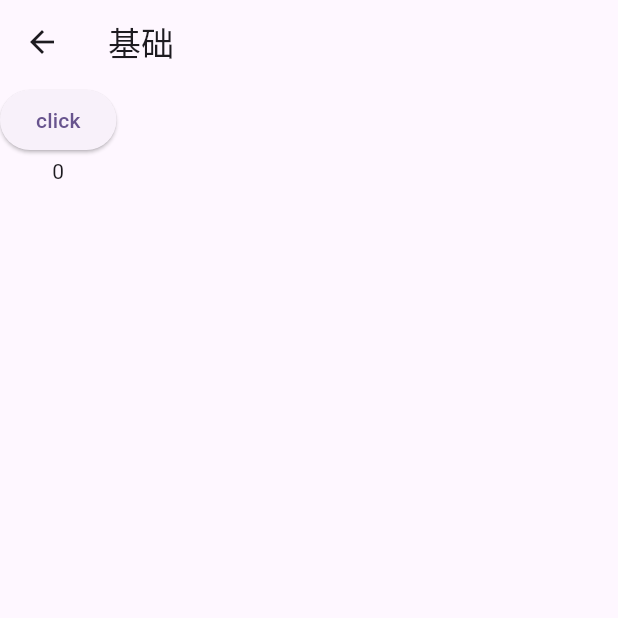
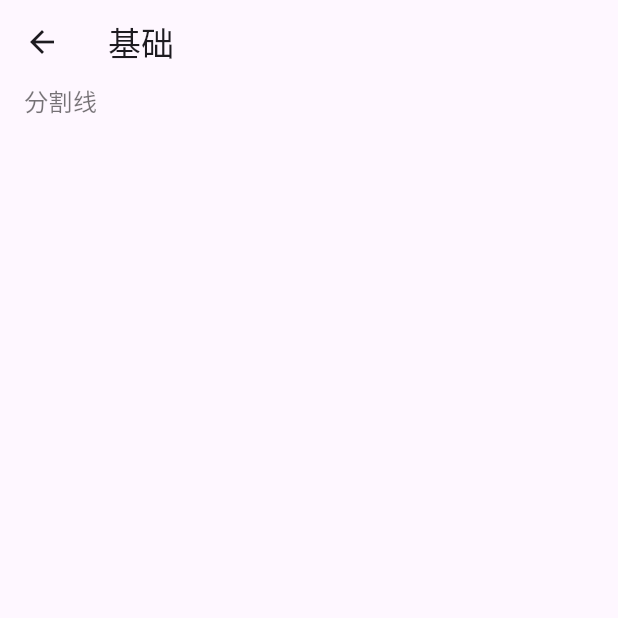
Before and after one commit to StanleyCocos/TradeHub, a Flutter app: the screen it shows after launch, after a tap on "基础", on a phone screen of 412 x 824 dp, the top half of it. Run offline on Flutter 3.47's test engine with Material 3 defaults, Android fonts, the phone set to English and light mode, and no system bars; our stand-ins replace flutter_screenutil, get; missing offline and left inert: dart:ffi.

Commit message:
添加分割线组件、虚线组件

```diff
--- a/example/lib/main.dart
+++ b/example/lib/main.dart
@@ -1,7 +1,8 @@
+import 'package:example/pages/base/base_page.dart';
+import 'package:example/pages/base/divider_page.dart';
 import 'package:flutter/material.dart';
 import 'package:get/get.dart';
 
-import 'pages/base_page.dart';
 import 'pages/show/countdown_page.dart';
 import 'pages/show/show_page.dart';
 
@@ -21,6 +22,7 @@ class MyApp extends StatelessWidget {
         '/base': (context) => const BasePage(),
         '/show': (context) => const ShowPage(),
         '/countdown': (context) => const CountdownPage(),
+        '/divider': (context) => const DividerPage(),
       },
       home: const MyHomePage(),
     );
--- /dev/null
+++ b/example/lib/pages/base/base_page.dart
@@ -0,0 +1,67 @@
+
+
+import 'package:flutter/material.dart';
+import 'package:get/get.dart';
+
+class BasePage extends StatefulWidget {
+  const BasePage({Key? key}) : super(key: key);
+
+  @override
+  State<StatefulWidget> createState() => _BasePageState();
+}
+
+class _BasePageState extends State<BasePage> {
+  final List<String> _list = [
+    '分割线',
+  ];
+
+  void onClick(int index){
+    String routeName = '';
+    switch(index){
+      case 0:
+        routeName = '/divider';
+        break;
+      default:
+        routeName = '/base';
+        break;
+    }
+    Get.toNamed(routeName);
+  }
+
+  @override
+  Widget build(BuildContext context) {
+    return Scaffold(
+      appBar: AppBar(
+        title: const Text('基础'),
+      ),
+      body: ListView.separated(
+        itemCount: _list.length,
+        separatorBuilder: (_, __) {
+          return const Divider(
+            endIndent: 16,
+            indent: 16,
+            height: 1,
+            color: Colors.black,
+            thickness: 1,
+          );
+        },
+        itemBuilder: (_, index) {
+          return GestureDetector(
+            onTap: ()=> onClick(index),
+            child: Container(
+              height: 50,
+              padding: const EdgeInsets.symmetric(horizontal: 16),
+              child: Text(
+                _list[index],
+                style: const TextStyle(
+                  fontSize: 16,
+                  color: Colors.black54,
+                ),
+              ),
+            ),
+          );
+        },
+      ),
+    );
+  }
+}
--- a/example/lib/pages/base_page.dart
+++ b/example/lib/pages/base_page.dart
@@ -23,7 +23,7 @@ class _BasePageState extends State<BasePage> {
   @override
   Widget build(BuildContext context) {
     return Scaffold(
-      appBar: AppBar(title: Text('基础'),),
+      appBar: AppBar(title: const Text('基础'),),
       body: Column(
         children: [
 
--- a/lib/src/util/color_ext.dart
+++ b/lib/src/util/color_ext.dart
@@ -6,7 +6,7 @@ import 'dart:ui';
 class THColor {
 
    static Color get random => Color.fromRGBO(255.random, 255.random, 255.random, 1);
-
+   static Color get grayE7E7E7 => const Color(0xFFE7E7E7);
 }
 
 extension THInt on int {
--- a/lib/trade_hub.dart
+++ b/lib/trade_hub.dart
@@ -5,3 +5,4 @@ export 'src/th_countdown.dart';
 export 'src/th_badge.dart';
 export 'src/th_button.dart';
 export 'src/th_step.dart';
+export 'src/th_divider.dart';
```
Also changed, not shown: example/lib/pages/base/divider_page.dart (added, +47 -0 lines), lib/src/th_dashed.dart (added, +132 -0 lines), lib/src/th_divider.dart (added, +48 -0 lines).
